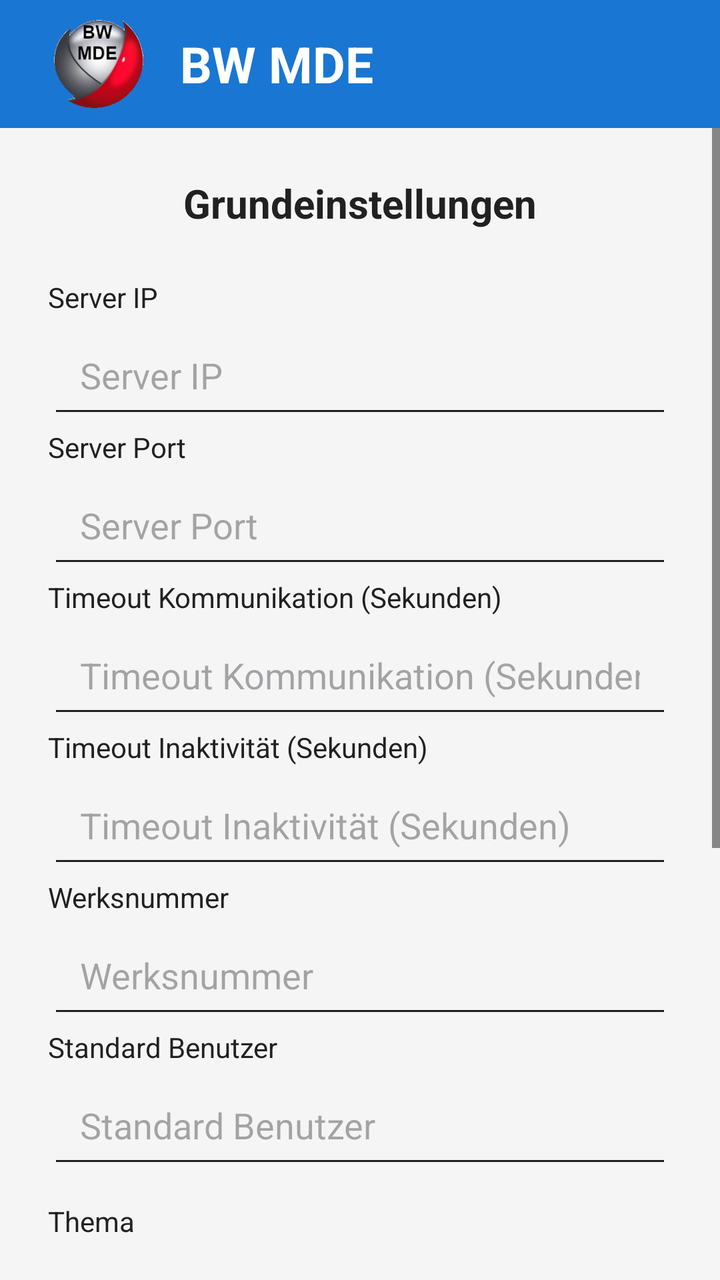
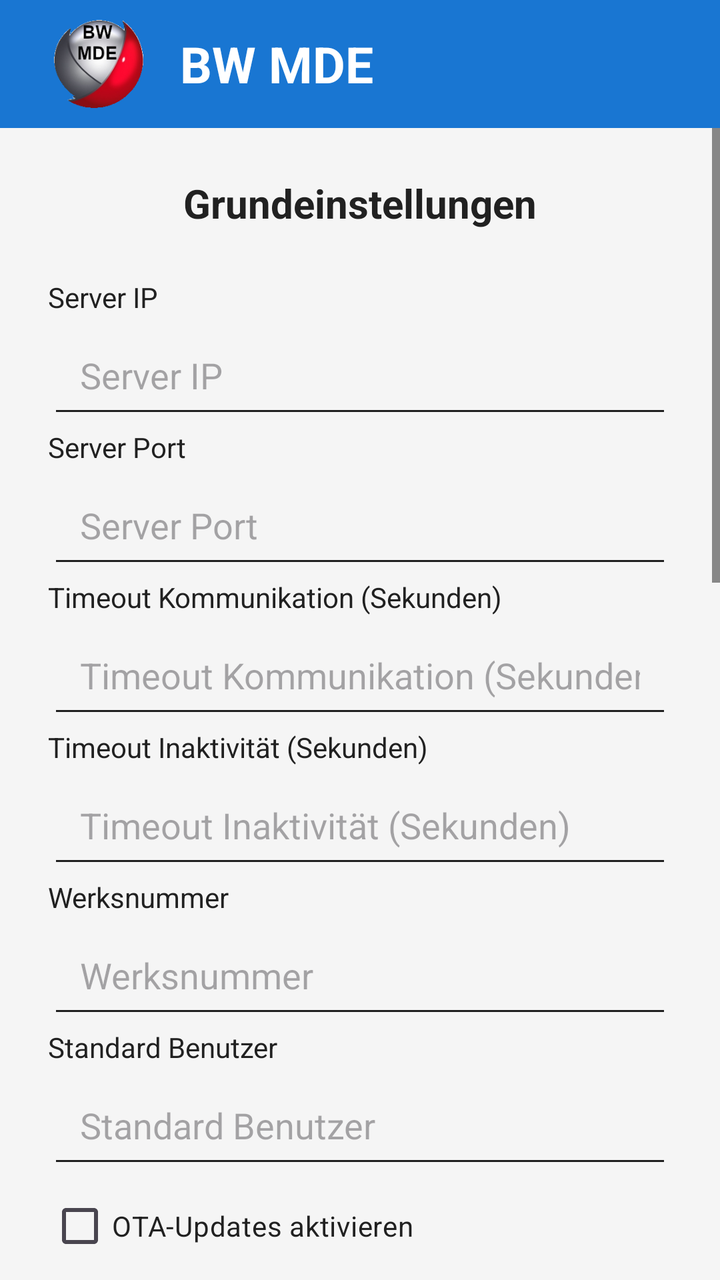

An Android layout rendered at two revisions. The XML below is the earlier revision; the diff shows what the commit changed to produce the second picture.
<!-- AndroidManifest.xml: application theme Theme.MDE.Light -->
<!-- res/layout/activity_settings.xml -->
<?xml version="1.0" encoding="utf-8"?>
<androidx.constraintlayout.widget.ConstraintLayout
    xmlns:android="http://schemas.android.com/apk/res/android"
    xmlns:app="http://schemas.android.com/apk/res-auto"
    android:layout_width="match_parent"
    android:layout_height="match_parent"
    android:fitsSystemWindows="true"
    android:background="?android:attr/windowBackground">

    
    <androidx.appcompat.widget.Toolbar
        android:id="@+id/toolbar"
        android:layout_width="0dp"
        android:layout_height="wrap_content"
        android:layout_marginTop="0dp"
        android:background="?attr/colorPrimary"
        android:elevation="4dp"
        android:minHeight="?attr/actionBarSize"
        android:theme="@style/ThemeOverlay.AppCompat.Dark.ActionBar"
        app:layout_constraintEnd_toEndOf="parent"
        app:layout_constraintStart_toStartOf="parent"
        app:layout_constraintTop_toTopOf="parent">

        <LinearLayout
            android:layout_width="wrap_content"
            android:layout_height="match_parent"
            android:orientation="horizontal"
            android:gravity="center_vertical">

            <ImageView
                android:layout_width="50dp"
                android:layout_height="50dp"
                android:src="@drawable/ic_launcher_foreground"
                android:scaleType="fitCenter"
                android:layout_marginStart="8dp"
                android:layout_marginEnd="8dp" />

            
            <View
                android:layout_width="8dp"
                android:layout_height="match_parent" />

            <TextView
                android:id="@+id/txtHeader"
                android:layout_width="wrap_content"
                android:layout_height="wrap_content"
                android:text="BW MDE"
                android:textColor="?android:attr/textColorPrimary"
                android:textSize="25sp"
                android:textStyle="bold" />
        </LinearLayout>
    </androidx.appcompat.widget.Toolbar>

    
    <ScrollView
        android:layout_width="0dp"
        android:layout_height="0dp"
        app:layout_constraintTop_toBottomOf="@id/toolbar"
        app:layout_constraintBottom_toBottomOf="parent"
        app:layout_constraintStart_toStartOf="parent"
        app:layout_constraintEnd_toEndOf="parent">

        <LinearLayout
            android:layout_width="match_parent"
            android:layout_height="wrap_content"
            android:orientation="vertical"
            android:padding="24dp">

            
            <TextView
                android:layout_width="match_parent"
                android:layout_height="wrap_content"
                android:text="Grundeinstellungen"
                android:textSize="20sp"
                android:textStyle="bold"
                android:gravity="center"
                android:textColor="?android:attr/textColorPrimary"
                android:paddingBottom="24dp" />

            
            <TextView
                android:layout_width="match_parent"
                android:layout_height="wrap_content"
                android:text="Server IP"
                android:textColor="?android:attr/textColorPrimary" />

            <EditText
                android:id="@+id/etServerIp"
                android:layout_width="match_parent"
                android:layout_height="56dp"
                android:hint="Server IP"
                android:inputType="text"
                android:background="?attr/editTextBackground"
                android:paddingStart="16dp"
                android:paddingEnd="16dp" />

            
            <TextView
                android:layout_width="match_parent"
                android:layout_height="wrap_content"
                android:text="Server Port"
                android:textColor="?android:attr/textColorPrimary" />

            <EditText
                android:id="@+id/etServerPort"
                android:layout_width="match_parent"
                android:layout_height="56dp"
                android:hint="Server Port"
                android:inputType="number"
                android:background="?attr/editTextBackground"
                android:paddingStart="16dp"
                android:paddingEnd="16dp" />

            
            <TextView
                android:layout_width="match_parent"
                android:layout_height="wrap_content"
                android:text="Timeout Kommunikation (Sekunden)"
                android:textColor="?android:attr/textColorPrimary" />

            <EditText
                android:id="@+id/etTimeout"
                android:layout_width="match_parent"
                android:layout_height="56dp"
                android:hint="Timeout Kommunikation (Sekunden)"
                android:inputType="number"
                android:background="?attr/editTextBackground"
                android:paddingStart="16dp"
                android:paddingEnd="16dp" />

            
            <TextView
                android:layout_width="match_parent"
                android:layout_height="wrap_content"
                android:text="Timeout Inaktivität (Sekunden)"
                android:textColor="?android:attr/textColorPrimary" />

            <EditText
                android:id="@+id/etLogoutTime"
                android:layout_width="match_parent"
                android:layout_height="56dp"
                android:hint="Timeout Inaktivität (Sekunden)"
                android:inputType="number"
                android:background="?attr/editTextBackground"
                android:paddingStart="16dp"
                android:paddingEnd="16dp" />

            
            <TextView
                android:layout_width="match_parent"
                android:layout_height="wrap_content"
                android:text="Werksnummer"
                android:textColor="?android:attr/textColorPrimary" />

            <EditText
                android:id="@+id/etWerkNummer"
                android:layout_width="match_parent"
                android:layout_height="56dp"
                android:hint="Werksnummer"
                android:inputType="text"
                android:background="?attr/editTextBackground"
                android:paddingStart="16dp"
                android:paddingEnd="16dp" />

            
            <TextView
                android:layout_width="match_parent"
                android:layout_height="wrap_content"
                android:text="Standard Benutzer"
                android:textColor="?android:attr/textColorPrimary" />

            <EditText
                android:id="@+id/etDefaultUser"
                android:layout_width="match_parent"
                android:layout_height="56dp"
                android:hint="Standard Benutzer"
                android:inputType="text"
                android:background="?attr/editTextBackground"
                android:paddingStart="16dp"
                android:paddingEnd="16dp" />

            
            <TextView
                android:layout_width="match_parent"
                android:layout_height="wrap_content"
                android:text="Thema"
                android:textColor="?android:attr/textColorPrimary"
                android:paddingTop="12dp" />

            <Spinner
                android:id="@+id/spTheme"
                android:layout_width="match_parent"
                android:layout_height="56dp"
                android:background="?attr/editTextBackground"
                android:paddingStart="16dp"
                android:paddingEnd="16dp" />

            <CheckBox
                android:id="@+id/cbClearAfterSuccess"
                android:layout_width="match_parent"
                android:layout_height="wrap_content"
                android:text="Zurücksetzen nach Buchung OK"
                android:textColor="?android:attr/textColorPrimary"/>

            
            <TextView
                android:layout_width="match_parent"
                android:layout_height="wrap_content"
                android:text="Schriftgröße"
                android:textColor="?android:attr/textColorPrimary"
                android:paddingTop="12dp" />

            
            <SeekBar
                android:id="@+id/sbFontScale"
                android:layout_width="match_parent"
                android:layout_height="wrap_content"
                android:max="7" />

            <TextView
                android:id="@+id/tvFontScalePreview"
                android:layout_width="match_parent"
                android:layout_height="wrap_content"
                android:text="Schriftgröße: 1.00x"
                android:textColor="?android:attr/textColorPrimary"
                android:textSize="16sp"
                android:paddingTop="8dp"
                android:paddingBottom="12dp" />

            
            <TextView
                android:layout_width="match_parent"
                android:layout_height="wrap_content"
                android:text="Layout-Größe (Buttons / Abstände)"
                android:textColor="?android:attr/textColorPrimary"
                android:paddingTop="12dp" />

            
            <SeekBar
                android:id="@+id/sbLayoutScale"
                android:layout_width="match_parent"
                android:layout_height="wrap_content"
                android:max="7" />

            <TextView
                android:id="@+id/tvLayoutScalePreview"
                android:layout_width="match_parent"
                android:layout_height="wrap_content"
                android:text="Layout: 1.00x"
                android:textColor="?android:attr/textColorPrimary"
                android:textSize="16sp"
                android:paddingTop="8dp"
                android:paddingBottom="12dp" />

            
            <androidx.appcompat.widget.AppCompatButton
                android:id="@+id/btnSave"
                android:layout_width="match_parent"
                android:layout_height="56dp"
                android:text="Speichern" />

        </LinearLayout>

    </ScrollView>

</androidx.constraintlayout.widget.ConstraintLayout>
<!-- resources referenced by this layout -->
<resources>
  <!-- drawable ic_launcher_foreground (drawable) -->
  <?xml version="1.0" encoding="utf-8"?>
  <bitmap xmlns:android="http://schemas.android.com/apk/res/android"
      android:src="@drawable/symbol_bw"
      android:gravity="center"/>
  <style name="Theme.MDE.Light" parent="Theme.AppCompat.Light.NoActionBar">
          <item name="colorPrimary">@color/mde_light_primary</item>
          <item name="colorPrimaryDark">@color/mde_light_primary</item>
          <item name="colorAccent">@color/mde_light_primary</item>
          <item name="android:windowBackground">@color/mde_light_background</item>
          <item name="android:textColorPrimary">@color/mde_light_text</item>
          <item name="android:textColorSecondary">@color/mde_light_text</item>
          <item name="tableRowOddColor">@color/tableRowOddLight</item>
          <item name="tableRowEvenColor">@color/tableRowEvenLight</item>
      </style>
  <!-- drawable symbol_bw: png bitmap (drawable, 27083 bytes) -->
  <style name="Theme.AppCompat.Light.NoActionBar" parent="Base.Theme.AppCompat.Light.NoActionBar" />
  <color name="mde_light_primary">#1976D2</color>
  <color name="mde_light_background">#F5F5F5</color>
  <color name="mde_light_text">#212121</color>
  <color name="tableRowOddLight">#FFFFFF</color>
  <color name="tableRowEvenLight">#D6D6D6</color>
  <style name="Base.Theme.AppCompat.Light.NoActionBar" parent="Theme.Material3.DayNight.NoActionBar">
          
          
      </style>
</resources>

<!-- the commit's change to res/layout/activity_settings.xml (unified diff, before → after) -->
@@ -179,6 +179,126 @@
                 android:paddingStart="16dp"
                 android:paddingEnd="16dp" />
 
+            <CheckBox
+                android:id="@+id/cbOtaEnabled"
+                android:layout_width="match_parent"
+                android:layout_height="wrap_content"
+                android:text="OTA-Updates aktivieren"
+                android:textColor="?android:attr/textColorPrimary" />
+
+            <TextView
+                android:layout_width="match_parent"
+                android:layout_height="wrap_content"
+                android:text="OTA SMB-Server (Kerberos/SPN)"
+                android:textColor="?android:attr/textColorPrimary" />
+
+            <EditText
+                android:id="@+id/etOtaServer"
+                android:layout_width="match_parent"
+                android:layout_height="56dp"
+                android:background="?attr/editTextBackground"
+                android:hint="Logischer SMB-Servername"
+                android:inputType="textUri|textNoSuggestions"
+                android:maxLength="255"
+                android:paddingStart="16dp"
+                android:paddingEnd="16dp"
+                android:singleLine="true" />
+
+            <TextView
+                android:layout_width="match_parent"
+                android:layout_height="wrap_content"
+                android:paddingTop="8dp"
+                android:text="OTA Connect Host (DNS/FQDN oder IPv4)"
+                android:textColor="?android:attr/textColorPrimary" />
+
+            <EditText
+                android:id="@+id/etOtaConnectHost"
+                android:layout_width="match_parent"
+                android:layout_height="56dp"
+                android:background="?attr/editTextBackground"
+                android:hint="DNS-Name oder IPv4-Adresse"
+                android:inputType="textUri|textNoSuggestions"
+                android:maxLength="255"
+                android:paddingStart="16dp"
+                android:paddingEnd="16dp"
+                android:singleLine="true" />
+
+            <TextView
+                android:layout_width="match_parent"
+                android:layout_height="wrap_content"
+                android:paddingTop="8dp"
+                android:text="OTA SMB-Freigabe"
+                android:textColor="?android:attr/textColorPrimary" />
+
+            <EditText
+                android:id="@+id/etOtaShare"
+                android:layout_width="match_parent"
+                android:layout_height="56dp"
+                android:background="?attr/editTextBackground"
+                android:hint="Freigabename"
+                android:inputType="textNoSuggestions"
+                android:maxLength="255"
+                android:paddingStart="16dp"
+                android:paddingEnd="16dp"
+                android:singleLine="true" />
+
+            <TextView
+                android:layout_width="match_parent"
+                android:layout_height="wrap_content"
+                android:paddingTop="8dp"
+                android:text="OTA Basispfad in der Freigabe (optional)"
+                android:textColor="?android:attr/textColorPrimary" />
+
+            <EditText
+                android:id="@+id/etOtaBasePath"
+                android:layout_width="match_parent"
+                android:layout_height="56dp"
+                android:background="?attr/editTextBackground"
+                android:hint="Leer = Wurzel der Freigabe"
+                android:inputType="textNoSuggestions"
+                android:maxLength="512"
+                android:paddingStart="16dp"
+                android:paddingEnd="16dp"
+                android:singleLine="true" />
+
+            <TextView
+                android:layout_width="match_parent"
+                android:layout_height="wrap_content"
+                android:paddingTop="8dp"
+                android:text="OTA Kerberos-Realm"
+                android:textColor="?android:attr/textColorPrimary" />
+
+            <EditText
+                android:id="@+id/etOtaRealm"
+                android:layout_width="match_parent"
+                android:layout_height="56dp"
+                android:background="?attr/editTextBackground"
+                android:hint="KERBEROS.REALM"
+                android:inputType="textNoSuggestions"
+                android:maxLength="255"
+                android:paddingStart="16dp"
+                android:paddingEnd="16dp"
+                android:singleLine="true" />
+
+            <TextView
+                android:layout_width="match_parent"
+                android:layout_height="wrap_content"
+                android:paddingTop="8dp"
+                android:text="OTA Kerberos-KDC"
+                android:textColor="?android:attr/textColorPrimary" />
+
+            <EditText
+                android:id="@+id/etOtaKdcAddress"
+                android:layout_width="match_parent"
+                android:layout_height="56dp"
+                android:background="?attr/editTextBackground"
+                android:hint="kdc.example:88"
+                android:inputType="textUri|textNoSuggestions"
+                android:maxLength="255"
+                android:paddingStart="16dp"
+                android:paddingEnd="16dp"
+                android:singleLine="true" />
+
             
             <TextView
                 android:layout_width="match_parent"
